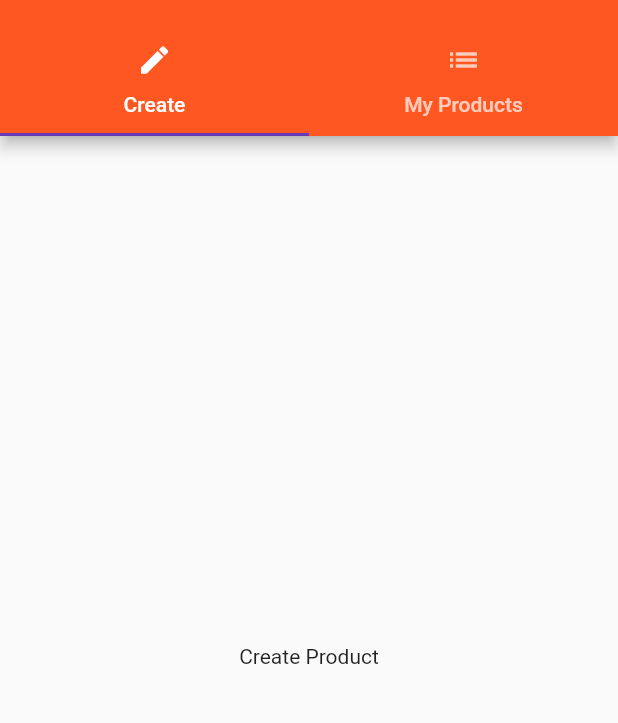
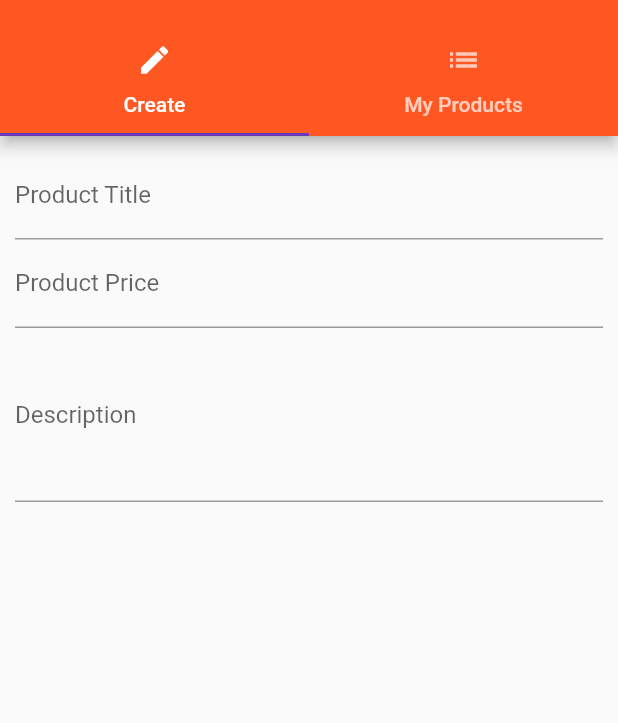
Before and after one commit to allayGerald/flutterPlayground, a Flutter app: the ProductsAdminPage screen opened by its route, on a phone screen of 412 x 824 dp, the part 59-782 px from its top. Run offline on Flutter 3.47's test engine with Material 2 defaults, Android fonts, the phone set to English and light mode, and no system bars.

Commit message:
Feat user inputs

```diff
--- a/lib/pages/product-create.dart
+++ b/lib/pages/product-create.dart
@@ -1,8 +1,50 @@
 import 'package:flutter/cupertino.dart';
+import 'package:flutter/material.dart';
 
-class ProductCreatePage extends StatelessWidget{
+class ProductCreatePage extends StatefulWidget {
+  @override
+  State<StatefulWidget> createState() {
+    return _ProductCreatePageState();
+  }
+}
+
+class _ProductCreatePageState extends State<ProductCreatePage> {
+  String _titleValue = '';
+  String _description = '';
+  double _price = 0.00;
+
   @override
   Widget build(BuildContext context) {
-  return Center(child: Text('Create Product'),);
+    return Container(
+      margin: EdgeInsets.all(10.0),
+      child: Column(
+        children: <Widget>[
+          TextField(
+            decoration: InputDecoration(labelText: 'Product Title'),
+            onChanged: (String value) {
+              setState(() {
+                _titleValue = value;
+              });
+            },
+          ),
+          TextField(
+            decoration: InputDecoration(labelText: 'Product Price'),
+            keyboardType: TextInputType.number,
+            onChanged: (String value) {
+              _price = value as double;
+            },
+          ),
+          TextField(
+            decoration: InputDecoration(labelText: 'Description'),
+            maxLines: 4,
+            onChanged: (String value) {
+              setState(() {
+                _description = value;
+              });
+            },
+          )
+        ],
+      ),
+    );
   }
 }
```
Also changed, not shown: assets/8nzoz1oad0t21.jpg (added).
